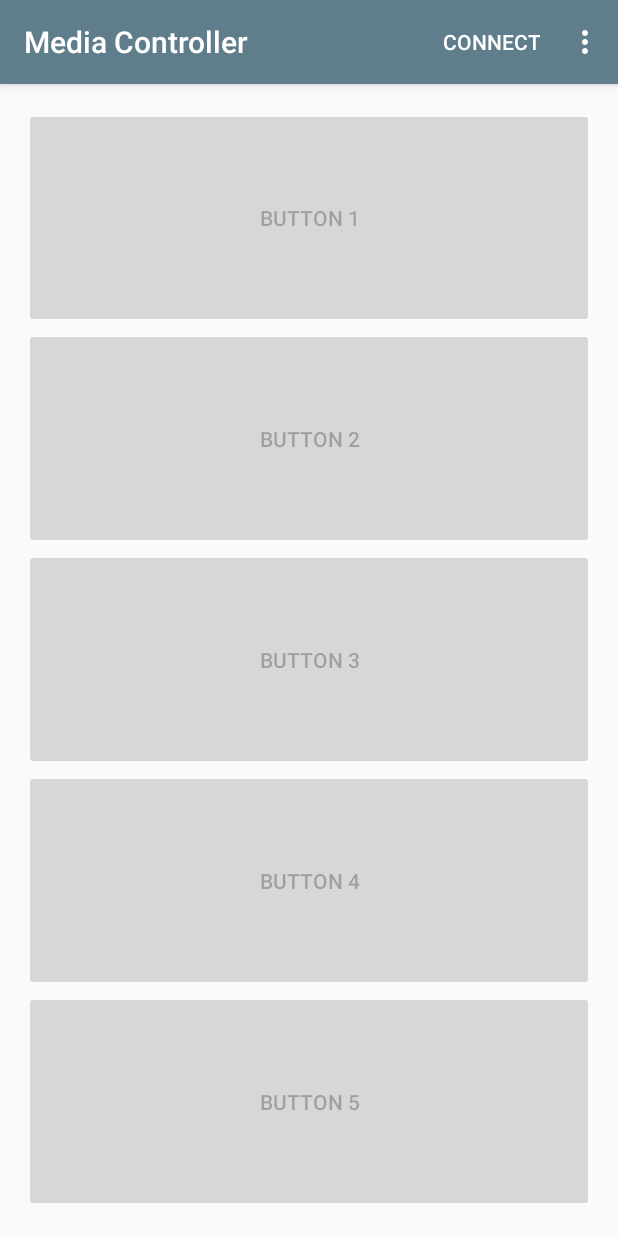
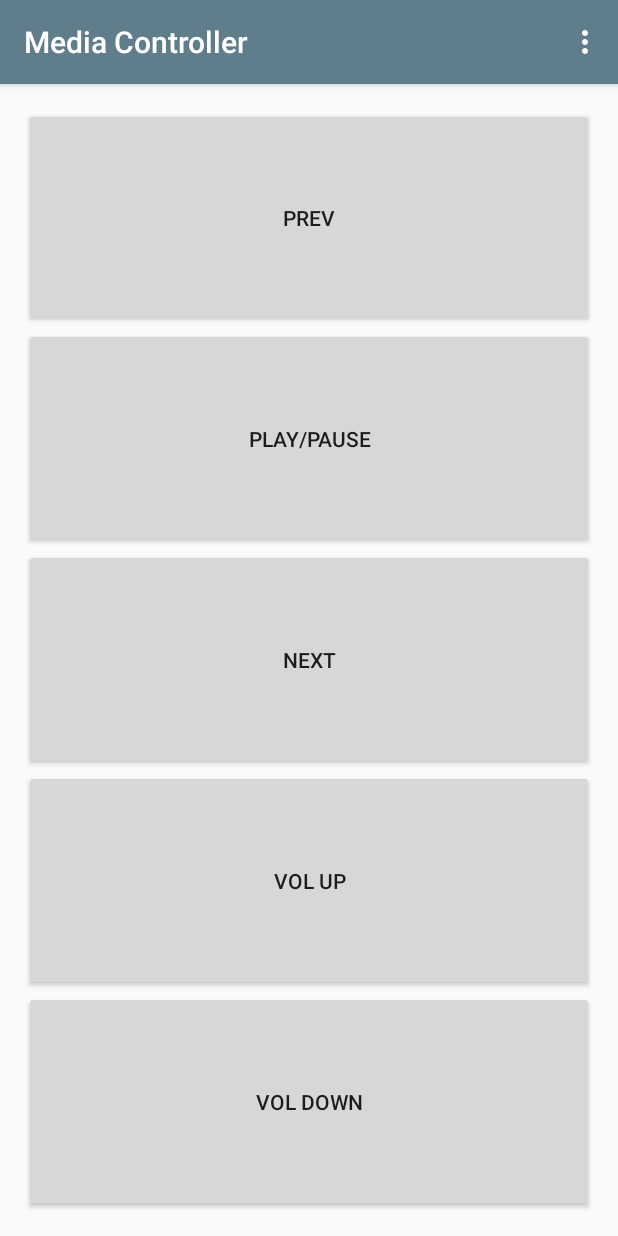
Before and after one commit to s-d/set09118_coursework, an Android app: the screen it shows after launch (MainActivity), on a phone screen of 412 x 824 dp. Run offline under Robolectric (Android 15) with nearby library versions, the light colour scheme and no system bars.

Commit message:
got some button functionality, son.

```diff
--- a/ANDROID/MediaController/app/src/main/java/uk/co/sam/mediacontroller/BluetoothHandler.java
+++ b/ANDROID/MediaController/app/src/main/java/uk/co/sam/mediacontroller/BluetoothHandler.java
@@ -43,8 +43,6 @@ public class BluetoothHandler {
     private static final String TAG = "BluetoothUtils";
     private BufferedReader reader;
     private static final String REQUIRED_DEVICE_NAME = "MEDIA_CONTROLLER";
-
-
 
 
     public BluetoothHandler(Activity activity, View view) {
@@ -135,14 +133,11 @@ public class BluetoothHandler {
     }
 
 
-    void openBT() throws IOException
-    {
+    void openBT() throws IOException {
         mSocket = mDevice.createRfcommSocketToServiceRecord(muuid);
         mSocket.connect();
         mOutput = mSocket.getOutputStream();
     }
-
-
 
 
     void disconnectDevice() {
@@ -159,4 +154,13 @@ public class BluetoothHandler {
         }
     }
 
+    void writeValue(String val) {
+        try {
+            mOutput.write(val.getBytes());
+        } catch (IOException e) {
+            e.printStackTrace();
+        } catch (NullPointerException e) {
+            e.printStackTrace();
+        }
+    }
 }
--- a/ANDROID/MediaController/app/src/main/java/uk/co/sam/mediacontroller/MainActivity.java
+++ b/ANDROID/MediaController/app/src/main/java/uk/co/sam/mediacontroller/MainActivity.java
@@ -5,28 +5,19 @@ import android.os.Bundle;
 import android.support.design.widget.Snackbar;
 import android.support.v7.app.AppCompatActivity;
 import android.support.v7.widget.Toolbar;
-
-import android.text.Layout;
 import android.view.View;
-
 import android.view.Menu;
 import android.view.MenuItem;
 import android.view.ViewGroup;
-import android.widget.ArrayAdapter;
 import android.widget.Button;
-import android.widget.LinearLayout;
 
+import java.io.IOException;
 import java.util.ArrayList;
-import java.util.Set;
-
 
 public class MainActivity extends AppCompatActivity {
 
-
-    private ArrayList<Button> mButtons;
-
-    public BluetoothHandler mBluetoothHandler;
-
+    private static ArrayList<Button> mButtons;
+    private BluetoothHandler mBluetoothHandler;
 
     @Override
     protected void onCreate(Bundle savedInstanceState) {
@@ -34,30 +25,24 @@ public class MainActivity extends AppCompatActivity {
         setContentView(R.layout.activity_main);
         Toolbar toolbar = (Toolbar) findViewById(R.id.toolbar);
         setSupportActionBar(toolbar);
-
-
         ViewGroup layout = (ViewGroup) findViewById(R.id.main_layout);
-
         mButtons = new ArrayList<>();
         int childCount = layout.getChildCount();
-
-        for(int i = 0; i < childCount; i++){
-            View child  = layout.getChildAt(i);
-            if(child instanceof Button){
+        for (int i = 0; i < childCount; i++) {
+            View child = layout.getChildAt(i);
+            if (child instanceof Button) {
                 mButtons.add((Button) child);
             }
         }
 
-        int i = 1;
-        for (Button button : mButtons) {
-            button.setText("Button "+i);
-            button.setEnabled(false);
-            i++;
-        }
 
-
+//        int i = 1;
+//        for (Button button : mButtons) {
+//            button.setText("Button " + i);
+//            button.setEnabled(false);
+//            i++;
+//        }
         mBluetoothHandler = new BluetoothHandler(this, toolbar);
-
     }
 
     @Override
@@ -101,4 +86,11 @@ public class MainActivity extends AppCompatActivity {
         }
         return super.onOptionsItemSelected(item);
     }
+
+    public static String prev = "t";
+    public void prev(View view) {
+        mBluetoothHandler.writeValue(prev);
+//            Snackbar.make(view, "Thing here", Snackbar.LENGTH_SHORT).show();
+    }
+
 }
--- a/ANDROID/MediaController/app/src/main/res/layout/content_main.xml
+++ b/ANDROID/MediaController/app/src/main/res/layout/content_main.xml
@@ -19,34 +19,44 @@
         android:layout_width="match_parent"
         android:layout_height="0dp"
         android:layout_weight="1"
-        android:text="one" />
+        android:onClick="prev"
+        android:text="Prev" />
+
 
     <Button
         android:id="@+id/main_button_1"
         android:layout_width="match_parent"
         android:layout_height="0dp"
         android:layout_weight="1"
-        android:text="two" />
+        android:onClick="toggle"
+        android:text="Play/Pause" />
+
 
     <Button
         android:id="@+id/main_button_2"
         android:layout_width="match_parent"
         android:layout_height="0dp"
         android:layout_weight="1"
-        android:text="three" />
+        android:onClick="next"
+        android:text="Next" />
+
 
     <Button
         android:id="@+id/main_button_3"
         android:layout_width="match_parent"
         android:layout_height="0dp"
         android:layout_weight="1"
-        android:text="four" />
+        android:onClick="up"
+        android:text="Vol Up" />
+
 
     <Button
         android:id="@+id/main_button_4"
         android:layout_width="match_parent"
         android:layout_height="0dp"
         android:layout_weight="1"
-        android:text="five" />
+        android:onClick="down"
+        android:text="Vol Down" />
+
 
 </LinearLayout>
--- a/ANDROID/MediaController/app/src/main/res/menu/menu_main.xml
+++ b/ANDROID/MediaController/app/src/main/res/menu/menu_main.xml
@@ -6,7 +6,7 @@
         android:id="@+id/action_connect"
         android:orderInCategory="0"
         android:title="@string/menu_main_action_connect"
-        app:showAsAction="ifRoom" />
+        app:showAsAction="never" />
     <item
         android:id="@+id/action_disconnect"
         android:orderInCategory="1"
```
Also changed, not shown: 2 other files.
